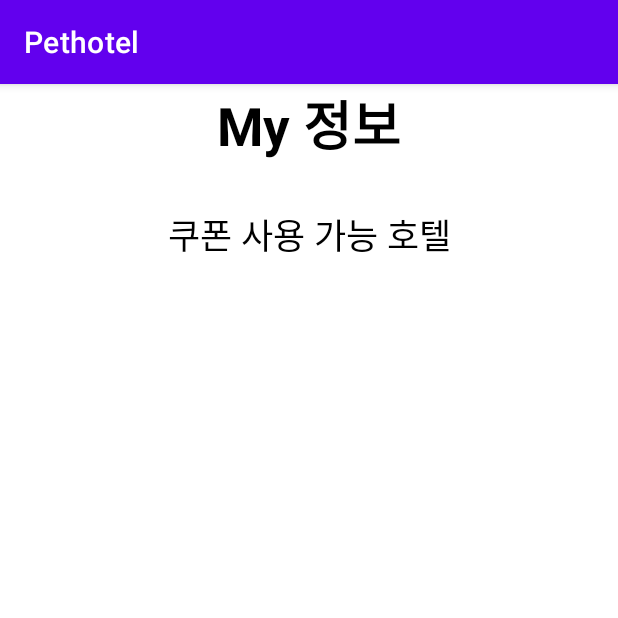
After one commit to pethotel-app/pethotel-client-android, an Android app: the AvailableActivity screen opened directly, with no data from a screen before it, on a phone screen of 412 x 824 dp, the top half of it. The commit adds this screen. Run offline under Robolectric (Android 15) with nearby library versions, the phone set to English and light mode, and no system bars.

Commit message:
포인트, 쿠폰, 펫 등록화면

```diff
--- a/app/src/main/AndroidManifest.xml
+++ b/app/src/main/AndroidManifest.xml
@@ -11,6 +11,9 @@
         android:supportsRtl="true"
         android:theme="@style/Theme.Pethotel"
         tools:targetApi="31">
+        <activity
+            android:name=".AvailableActivity"
+            android:exported="false" />
         <activity
             android:name=".PetChoiceActivity"
             android:exported="false" />
--- /dev/null
+++ b/app/src/main/java/com/hyunsungkr/pethotel/AvailableActivity.java
@@ -0,0 +1,17 @@
+package com.hyunsungkr.pethotel;
+
+import androidx.appcompat.app.AppCompatActivity;
+
+import android.os.Bundle;
+import android.widget.ImageView;
+
+public class AvailableActivity extends AppCompatActivity {
+
+
+
+    @Override
+    protected void onCreate(Bundle savedInstanceState) {
+        super.onCreate(savedInstanceState);
+        setContentView(R.layout.activity_available);
+    }
+}
--- a/app/src/main/java/com/hyunsungkr/pethotel/ReservationActivity.java
+++ b/app/src/main/java/com/hyunsungkr/pethotel/ReservationActivity.java
@@ -31,7 +31,7 @@ public class ReservationActivity extends AppCompatActivity {
         setContentView(R.layout.activity_reservation);
 
         txtHotelName = findViewById(R.id.txtHotelName);
-        txtDate = findViewById(R.id.txtDate);
+        txtDate = findViewById(R.id.txtReservation);
         txtTime = findViewById(R.id.txtTime);
         txtPrice = findViewById(R.id.txtPrice);
         txtPrice2 = findViewById(R.id.txtPrice2);
--- /dev/null
+++ b/app/src/main/res/layout/activity_available.xml
@@ -0,0 +1,42 @@
+<?xml version="1.0" encoding="utf-8"?>
+<androidx.constraintlayout.widget.ConstraintLayout xmlns:android="http://schemas.android.com/apk/res/android"
+    xmlns:app="http://schemas.android.com/apk/res-auto"
+    xmlns:tools="http://schemas.android.com/tools"
+    android:layout_width="match_parent"
+    android:layout_height="match_parent"
+    tools:context=".AvailableActivity">
+
+    <LinearLayout
+        android:layout_width="match_parent"
+        android:layout_height="match_parent"
+        android:orientation="vertical">
+
+        <TextView
+            android:id="@+id/textView18"
+            android:layout_width="match_parent"
+            android:layout_height="wrap_content"
+            android:gravity="center"
+            android:text="My 정보"
+            android:textColor="#000000"
+            android:textSize="35sp"
+            android:textStyle="bold"
+            app:layout_constraintEnd_toEndOf="parent"
+            app:layout_constraintStart_toStartOf="parent"
+            app:layout_constraintTop_toTopOf="parent" />
+
+        <TextView
+            android:id="@+id/textView19"
+            android:layout_width="match_parent"
+            android:layout_height="wrap_content"
+            android:layout_marginTop="30dp"
+            android:gravity="center"
+            android:text="쿠폰 사용 가능 호텔"
+            android:textColor="#000000"
+            android:textSize="23sp" />
+
+        <androidx.recyclerview.widget.RecyclerView
+            android:layout_width="match_parent"
+            android:layout_height="match_parent"
+            android:layout_marginTop="20dp" />
+    </LinearLayout>
+</androidx.constraintlayout.widget.ConstraintLayout>
--- a/app/src/main/res/layout/activity_reservation.xml
+++ b/app/src/main/res/layout/activity_reservation.xml
@@ -43,7 +43,7 @@
                 android:textSize="18sp" />
 
             <TextView
-                android:id="@+id/txtDate"
+                android:id="@+id/txtReservation"
                 android:layout_width="match_parent"
                 android:layout_height="wrap_content"
                 android:layout_marginLeft="17dp"
```
Also changed, not shown: app/src/main/res/layout/availablehotel.xml (added, +88 -0 lines), app/src/main/res/layout/coupon.xml (added, +67 -0 lines), app/src/main/res/layout/hotelinforeview.xml (added, +97 -0 lines), app/src/main/res/layout/pointlist.xml (added, +57 -0 lines).
